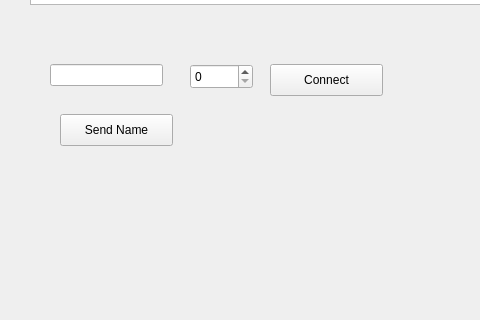
Qt form SampleConsole/SampleConsole.ui (jwarwick/citp-lib) before a commit; both pictures show x 0 to 480 and y 185 to 505 of the 800 by 600 pixel window.
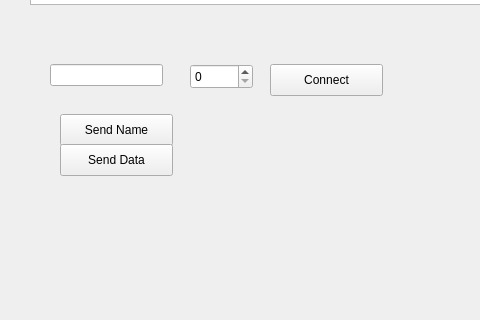
The same form after that commit.

Commit message: Added ChBk message. Created Visualizer class

```diff
--- a/SampleConsole/SampleConsole.ui
+++ b/SampleConsole/SampleConsole.ui
@@ -70,6 +70,19 @@
      <string>Send Name</string>
     </property>
    </widget>
+   <widget class="QPushButton" name="sendDataButton">
+    <property name="geometry">
+     <rect>
+      <x>60</x>
+      <y>310</y>
+      <width>113</width>
+      <height>32</height>
+     </rect>
+    </property>
+    <property name="text">
+     <string>Send Data</string>
+    </property>
+   </widget>
   </widget>
   <widget class="QMenuBar" name="menubar">
    <property name="geometry">
```
The commit also changes 11 other files.
